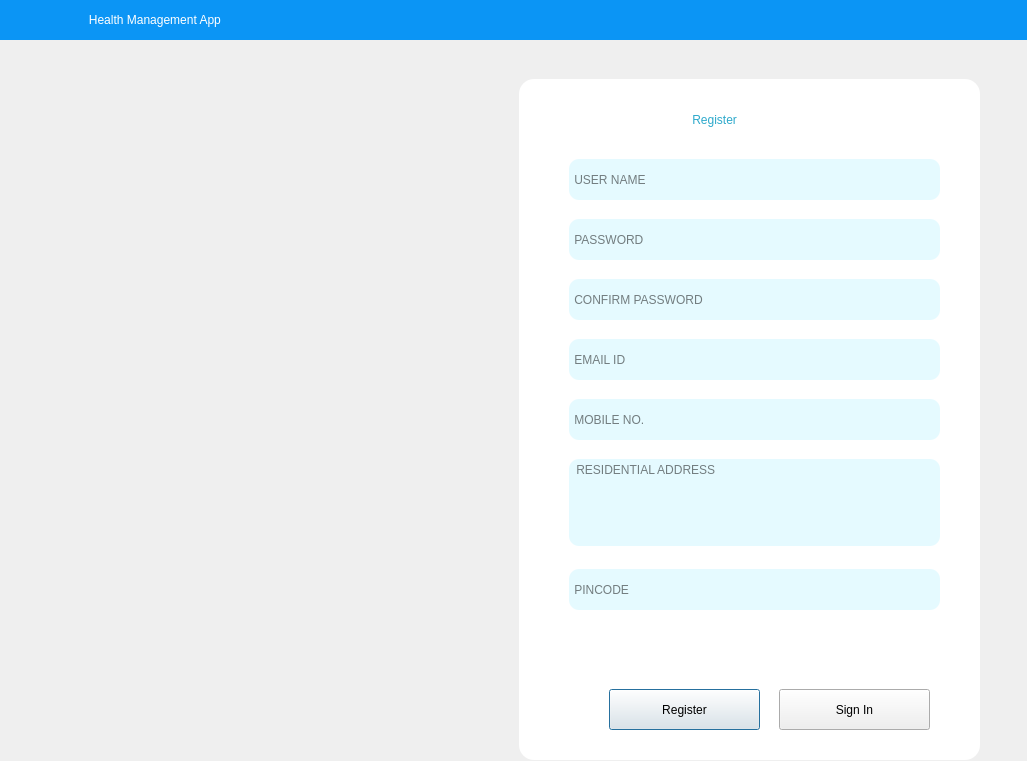
Old version of the form registration.ui in the repository sasank-paria/python_mini_proj.
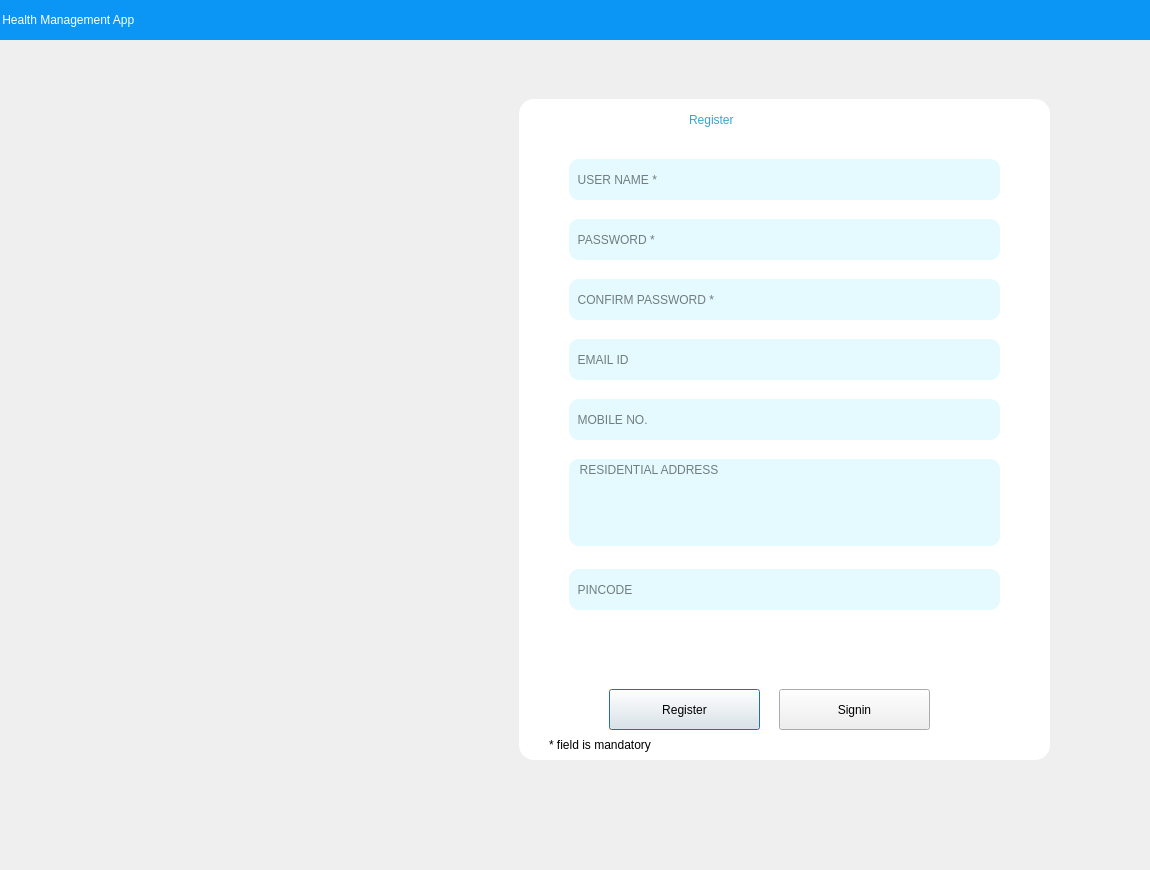
New version of the form. Icons and pictures are not drawn.

What changed in the file:
```diff
--- a/registration.ui
+++ b/registration.ui
@@ -6,10 +6,16 @@
    <rect>
     <x>0</x>
     <y>0</y>
-    <width>1027</width>
-    <height>761</height>
+    <width>1150</width>
+    <height>870</height>
    </rect>
   </property>
+  <property name="minimumSize">
+   <size>
+    <width>1150</width>
+    <height>870</height>
+   </size>
+  </property>
   <property name="windowTitle">
    <string>Dialog</string>
   </property>
@@ -18,8 +24,8 @@
     <rect>
      <x>-1</x>
      <y>-1</y>
-     <width>1031</width>
-     <height>821</height>
+     <width>1221</width>
+     <height>871</height>
     </rect>
    </property>
    <property name="styleSheet">
@@ -31,15 +37,14 @@
     <property name="geometry">
      <rect>
       <x>520</x>
-      <y>80</y>
-      <width>461</width>
-      <height>681</height>
+      <y>100</y>
+      <width>531</width>
+      <height>661</height>
      </rect>
     </property>
     <property name="styleSheet">
-     <string notr="true">Border-radius:15px;
-
-background-color: rgb(255, 255, 255); </string>
+     <string notr="true">background-color: rgb(255, 255, 255); 
+border-radius:15px;</string>
     </property>
     <property name="text">
      <string/>
@@ -59,7 +64,7 @@
 color:rgb(45, 169, 203)</string>
     </property>
     <property name="text">
-     <string> Register</string>
+     <string>Register</string>
     </property>
    </widget>
    <widget class="QLineEdit" name="reg_user_name_field">
@@ -67,19 +72,20 @@
      <rect>
       <x>570</x>
       <y>160</y>
-      <width>371</width>
+      <width>431</width>
       <height>41</height>
      </rect>
     </property>
     <property name="styleSheet">
-     <string notr="true">Border-radius:10px;
-
+     <string notr="true">
 font: 75 12pt &quot;MS Sans Serif&quot;;
 
-background-color: rgb(229, 250, 255);</string>
+background-color: rgb(229, 250, 255);
+
+border-radius:10px;</string>
     </property>
     <property name="placeholderText">
-     <string> USER NAME</string>
+     <string>  USER NAME *</string>
     </property>
    </widget>
    <widget class="QLineEdit" name="reg_password_field">
@@ -87,18 +93,17 @@
      <rect>
       <x>570</x>
       <y>220</y>
-      <width>371</width>
+      <width>431</width>
       <height>41</height>
      </rect>
     </property>
     <property name="styleSheet">
-     <string notr="true">Border-radius:10px;
-
- font: 75 12pt &quot;MS Sans Serif&quot;;
-background-color: rgb(229, 250, 255);</string>
+     <string notr="true"> font: 75 12pt &quot;MS Sans Serif&quot;;
+background-color: rgb(229, 250, 255);
+border-radius:10px;</string>
     </property>
     <property name="placeholderText">
-     <string> PASSWORD</string>
+     <string>  PASSWORD *</string>
     </property>
    </widget>
    <widget class="QLineEdit" name="reg_confirmedpassword_field">
@@ -106,18 +111,17 @@
      <rect>
       <x>570</x>
       <y>280</y>
-      <width>371</width>
+      <width>431</width>
       <height>41</height>
      </rect>
     </property>
     <property name="styleSheet">
-     <string notr="true">Border-radius:10px;
-
-font: 75 12pt &quot;MS Sans Serif&quot;;
-background-color: rgb(229, 250, 255);</string>
+     <string notr="true">font: 75 12pt &quot;MS Sans Serif&quot;;
+background-color: rgb(229, 250, 255);
+border-radius:10px;</string>
     </property>
     <property name="placeholderText">
-     <string> CONFIRM PASSWORD</string>
+     <string>  CONFIRM PASSWORD *</string>
     </property>
    </widget>
    <widget class="QLineEdit" name="reg_emailid_field">
@@ -125,18 +129,17 @@
      <rect>
       <x>570</x>
       <y>340</y>
-      <width>371</width>
+      <width>431</width>
       <height>41</height>
      </rect>
     </property>
     <property name="styleSheet">
-     <string notr="true">Border-radius:10px;
-
-font: 75 12pt &quot;MS Sans Serif&quot;;
-background-color: rgb(229, 250, 255);</string>
+     <string notr="true">font: 75 12pt &quot;MS Sans Serif&quot;;
+background-color: rgb(229, 250, 255);
+border-radius:10px;</string>
     </property>
     <property name="placeholderText">
-     <string> EMAIL ID</string>
+     <string>  EMAIL ID</string>
     </property>
    </widget>
    <widget class="QLineEdit" name="reg_mobileno_field">
@@ -144,18 +147,17 @@
      <rect>
       <x>570</x>
       <y>400</y>
-      <width>371</width>
+      <width>431</width>
       <height>41</height>
      </rect>
     </property>
     <property name="styleSheet">
-     <string notr="true">Border-radius:10px;
-
-font: 75 12pt &quot;MS Sans Serif&quot;;
-background-color: rgb(229, 250, 255);</string>
+     <string notr="true">font: 75 12pt &quot;MS Sans Serif&quot;;
+background-color: rgb(229, 250, 255);
+border-radius:10px;</string>
     </property>
     <property name="placeholderText">
-     <string> MOBILE NO.</string>
+     <string>  MOBILE NO.</string>
     </property>
    </widget>
    <widget class="QTextEdit" name="reg_resaddress_field">
@@ -163,18 +165,17 @@
      <rect>
       <x>570</x>
       <y>460</y>
-      <width>371</width>
+      <width>431</width>
       <height>87</height>
      </rect>
     </property>
     <property name="styleSheet">
-     <string notr="true">Border-radius:10px;
-
-font: 75 12pt &quot;MS Sans Serif&quot;;
-background-color: rgb(229, 250, 255);</string>
+     <string notr="true">font: 75 12pt &quot;MS Sans Serif&quot;;
+background-color: rgb(229, 250, 255);
+border-radius:10px;</string>
     </property>
     <property name="placeholderText">
-     <string> RESIDENTIAL ADDRESS</string>
+     <string>  RESIDENTIAL ADDRESS</string>
     </property>
    </widget>
    <widget class="QLineEdit" name="reg_pincode_field">
@@ -182,18 +183,17 @@
      <rect>
       <x>570</x>
       <y>570</y>
-      <width>371</width>
+      <width>431</width>
       <height>41</height>
      </rect>
     </property>
     <property name="styleSheet">
-     <string notr="true">Border-radius:10px;
-
-font: 75 12pt &quot;MS Sans Serif&quot;;
-background-color: rgb(229, 250, 255);</string>
+     <string notr="true">font: 75 12pt &quot;MS Sans Serif&quot;;
+background-color: rgb(229, 250, 255);
+border-radius:10px;</string>
     </property>
     <property name="placeholderText">
-     <string> PINCODE</string>
+     <string>  PINCODE</string>
     </property>
    </widget>
    <widget class="QPushButton" name="signup_button">
@@ -255,7 +255,7 @@
      <rect>
       <x>0</x>
       <y>0</y>
-      <width>1031</width>
+      <width>1301</width>
       <height>41</height>
      </rect>
     </property>
@@ -267,7 +267,7 @@
 color: rgb(255, 255, 255);</string>
     </property>
     <property name="text">
-     <string>                           Health Management App</string>
+     <string> Health Management App</string>
     </property>
    </widget>
    <widget class="QLabel" name="register_error_msg_text_field">
@@ -313,7 +313,23 @@
 font: 75 15pt &quot;MS Sans Serif&quot;;</string>
     </property>
     <property name="text">
-     <string>Sign In</string>
+     <string>Signin</string>
+    </property>
+   </widget>
+   <widget class="QLabel" name="label_8">
+    <property name="geometry">
+     <rect>
+      <x>550</x>
+      <y>730</y>
+      <width>291</width>
+      <height>31</height>
+     </rect>
+    </property>
+    <property name="styleSheet">
+     <string notr="true">font: 10pt &quot;MS Shell Dlg 2&quot;;</string>
+    </property>
+    <property name="text">
+     <string>* field is mandatory</string>
     </property>
    </widget>
   </widget>
```
Left out of the diff: 13 changed lines with no effect on the pictures.
